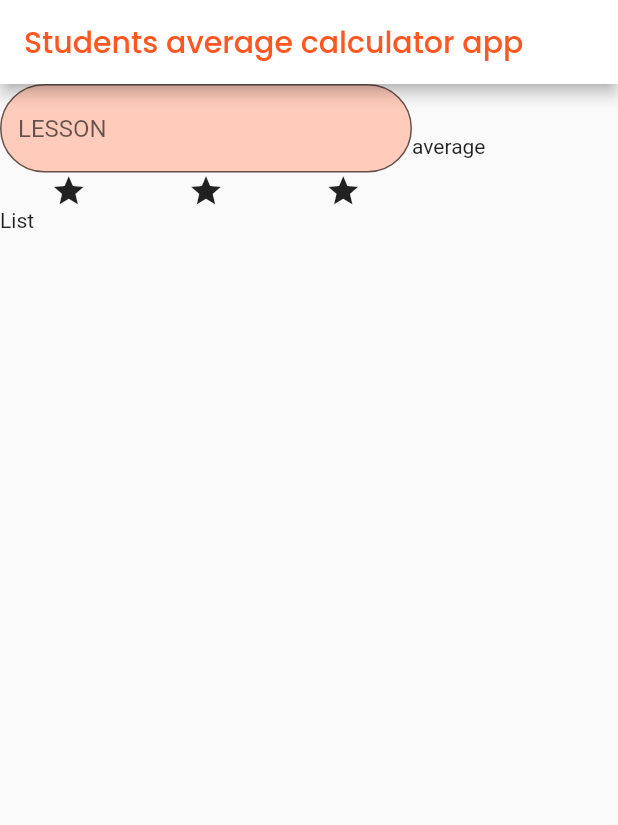
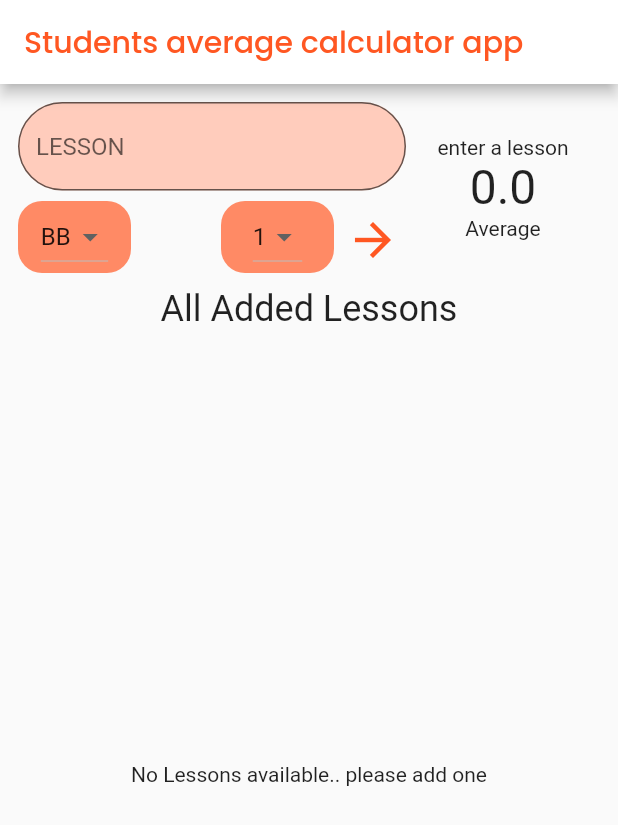
Before and after one commit to Lambertn33/student_grades_average_calculator, a Flutter app: the screen it shows after launch, on a phone screen of 412 x 824 dp. Shown: the top 825 px of the screen. Run offline on Flutter 3.47's test engine with Material 2 defaults, Android fonts, the light colour scheme and no system bars; our stand-ins replace google_fonts.

Commit message:
feat: list all added courses

```diff
--- a/lib/constants.dart
+++ b/lib/constants.dart
@@ -8,4 +8,7 @@ class Constants {
   static final mainBarFont = GoogleFonts.poppins(
     fontSize: 20, color: mainColor
   );
+  static TextStyle averageStyles = TextStyle(
+    fontSize: 32
+  );
 }
--- /dev/null
+++ b/lib/helpers/lessons.dart
@@ -0,0 +1,21 @@
+import 'package:student_grades_average_calculator/models/lesson.dart';
+
+class DataHelper {
+  static List<Lesson> allAddedLessons = [];
+
+  static addLesson(Lesson newLessson) {
+    allAddedLessons.add(newLessson);
+  }
+
+  static calculateAverage() {
+    double totalGrade = 0;
+    double totalCredit = 0;
+
+    for (var element in allAddedLessons) {
+        totalGrade = totalGrade + (element.credit * element.letterGrade);
+        totalCredit = totalCredit + element.credit;
+    }
+
+    return num.parse((totalGrade / totalCredit).toStringAsFixed(2));
+  }
+}
--- /dev/null
+++ b/lib/lessons_list.dart
@@ -0,0 +1,42 @@
+import 'package:flutter/material.dart';
+import 'package:student_grades_average_calculator/helpers/lessons.dart';
+import 'package:student_grades_average_calculator/models/lesson.dart';
+
+class LessonsList extends StatelessWidget {
+  final Function onDismiss;
+  const LessonsList({required this.onDismiss, super.key});
+
+  @override
+  Widget build(BuildContext context) {
+    List<Lesson> allLessons = DataHelper.allAddedLessons;
+    if (allLessons.isNotEmpty) {
+      return ListView.builder(
+      itemCount: allLessons.length,
+      itemBuilder: (context, index){
+        Lesson lesson = allLessons[index];
+        return Dismissible(
+          key: UniqueKey(),
+          direction: DismissDirection.endToStart,
+          onDismissed: (value) {
+              onDismiss(index);
+          },
+          child: Padding(
+            padding: const EdgeInsets.all(4),
+            child: Card(
+              child: ListTile(
+                title: Text(lesson.name),
+                subtitle: Text('${lesson.letterGrade} letter Grades'),
+                leading: const CircleAvatar(child: Text('A')),
+                trailing: Text('${lesson.credit} credits'),
+              ),
+            ),
+          ),
+        );
+    });
+    } else {
+      return const Center(
+        child: Text('No Lessons available.. please add one'),
+      );
+    }
+  }
+}
--- a/lib/main_page.dart
+++ b/lib/main_page.dart
@@ -1,5 +1,9 @@
 import 'package:flutter/material.dart';
 import 'package:student_grades_average_calculator/constants.dart';
+import 'package:student_grades_average_calculator/helpers/lessons.dart';
+import 'package:student_grades_average_calculator/lessons_list.dart';
+import 'package:student_grades_average_calculator/models/lesson.dart';
+import 'package:student_grades_average_calculator/students_average.dart';
 
 class MainApp extends StatefulWidget {
   const MainApp({super.key});
@@ -9,7 +13,12 @@ class MainApp extends StatefulWidget {
 }
 
 class _MainAppState extends State<MainApp> {
-  final studentFormKey = GlobalKey<FormState>();
+  var studentFormKey = GlobalKey<FormState>();
+
+  int selectedGrade = 3;
+  int selectedCredit = 1;
+  String enteredLesson = '';
+
   @override
   Widget build(BuildContext context) {
     return Scaffold(
@@ -17,7 +26,9 @@ class _MainAppState extends State<MainApp> {
           title: Text(Constants.mainAppTitle, style: Constants.mainBarFont),
           backgroundColor: Colors.white,
         ),
-        body: Column(
+        body: Padding(
+          padding: const EdgeInsets.all(12.0),
+          child: Column(
             crossAxisAlignment: CrossAxisAlignment.stretch,
             children: [
               Row(
@@ -30,16 +41,24 @@ class _MainAppState extends State<MainApp> {
                   ),
                   Expanded(
                       flex: 1,
-                  child: Container(
-                    child: Text('average'),
-                  ),
-                ),
+                      child: StudentsAverageWidget(
+                          average: DataHelper.calculateAverage(),
+                          numberOfLessons: DataHelper.allAddedLessons.length)),
                 ],
               ),
-            Container(
-              child: Text('List'),
-            )
+              SizedBox(height: 10),
+              const Text(
+                'All Added Lessons',
+                textAlign: TextAlign.center,
+                style: TextStyle(fontSize: 24),
+              ),
+              Expanded(child: LessonsList(onDismiss: (index) {
+                setState(() {
+                  DataHelper.allAddedLessons.removeAt(index);
+                });
+              }))
             ],
+          ),
         ));
   }
 
@@ -49,6 +68,16 @@ class _MainAppState extends State<MainApp> {
         child: Column(
           children: [
             TextFormField(
+              onSaved: (value) {
+                enteredLesson = value!;
+              },
+              validator: (value) {
+                if (value!.isEmpty) {
+                  return 'please enter something';
+                } else {
+                  return null;
+                }
+              },
               decoration: InputDecoration(
                   border: OutlineInputBorder(
                     borderRadius: BorderRadius.circular(50),
@@ -57,11 +86,107 @@ class _MainAppState extends State<MainApp> {
                   hintText: 'LESSON',
                   fillColor: Constants.mainColor.shade100),
             ),
+            const SizedBox(
+              height: 7,
+            ),
             Row(
               mainAxisAlignment: MainAxisAlignment.spaceAround,
-          children: [Icon(Icons.grade), Icon(Icons.grade), Icon(Icons.grade)],
+              children: [
+                Expanded(
+                  child: Container(
+                    alignment: Alignment.center,
+                    decoration: BoxDecoration(
+                        color: Constants.mainColor.shade300,
+                        borderRadius: BorderRadius.circular(16.0)),
+                    child: gradeSelection(),
+                  ),
+                ),
+                const SizedBox(
+                  width: 60,
+                ),
+                Expanded(
+                  child: Container(
+                    alignment: Alignment.center,
+                    decoration: BoxDecoration(
+                        color: Constants.mainColor.shade300,
+                        borderRadius: BorderRadius.circular(16.0)),
+                    child: creditSelection(),
+                  ),
+                ),
+                IconButton(
+                    onPressed: () {
+                      addLessonAndCalculateAverage();
+                    },
+                    icon: const Icon(
+                      Icons.arrow_forward,
+                      size: 36,
+                      color: Constants.mainColor,
+                    ))
+              ],
             )
           ],
         ));
   }
+
+  DropdownButton<int> gradeSelection() {
+    return DropdownButton<int>(
+        items: const [
+          DropdownMenuItem(
+            value: 1,
+            child: Text('AA'),
+          ),
+          DropdownMenuItem(
+            value: 2,
+            child: Text('AB'),
+          ),
+          DropdownMenuItem(
+            value: 3,
+            child: Text('BB'),
+          ),
+        ],
+        value: selectedGrade,
+        onChanged: (value) {
+          setState(() {
+            selectedGrade = value!;
+          });
+        });
   }
+
+  DropdownButton<int> creditSelection() {
+    return DropdownButton<int>(
+        items: const [
+          DropdownMenuItem(
+            value: 1,
+            child: Text('1'),
+          ),
+          DropdownMenuItem(
+            value: 2,
+            child: Text('2'),
+          ),
+          DropdownMenuItem(
+            value: 3,
+            child: Text('3'),
+          ),
+        ],
+        value: selectedCredit,
+        onChanged: (value) {
+          setState(() {
+            selectedCredit = value!;
+          });
+        });
+  }
+
+  addLessonAndCalculateAverage() {
+    setState(() {
+      if (studentFormKey.currentState!.validate()) {
+        studentFormKey.currentState!.save();
+        var newLessson = Lesson(
+            name: enteredLesson,
+            letterGrade: selectedGrade,
+            credit: selectedCredit);
+        DataHelper.addLesson(newLessson);
+        enteredLesson = '';
+      }
+    });
+  }
+}
--- /dev/null
+++ b/lib/models/lesson.dart
@@ -0,0 +1,7 @@
+class Lesson {
+  final String name;
+  final int letterGrade;
+  final int credit;
+
+  Lesson({required this.name, required this.letterGrade, required this.credit});
+}
--- /dev/null
+++ b/lib/students_average.dart
@@ -0,0 +1,21 @@
+import 'package:flutter/material.dart';
+import 'package:student_grades_average_calculator/constants.dart';
+
+class StudentsAverageWidget extends StatelessWidget {
+  final double average;
+  final int numberOfLessons;
+  StudentsAverageWidget({ required this.average, required this.numberOfLessons, super.key});
+
+  @override
+  Widget build(BuildContext context) {
+    return Column(
+      crossAxisAlignment: CrossAxisAlignment.center,
+      mainAxisAlignment: MainAxisAlignment.center,
+      children: [
+        Text(numberOfLessons > 0 ? '$numberOfLessons lessons' : 'enter a lesson'),
+        Text(average > 0 ? average.toStringAsFixed(2) : '0.0', style: Constants.averageStyles),
+        const Text('Average')
+      ],
+    );
+  }
+}
```
Lines whose indentation alone changed are shown as unchanged.
